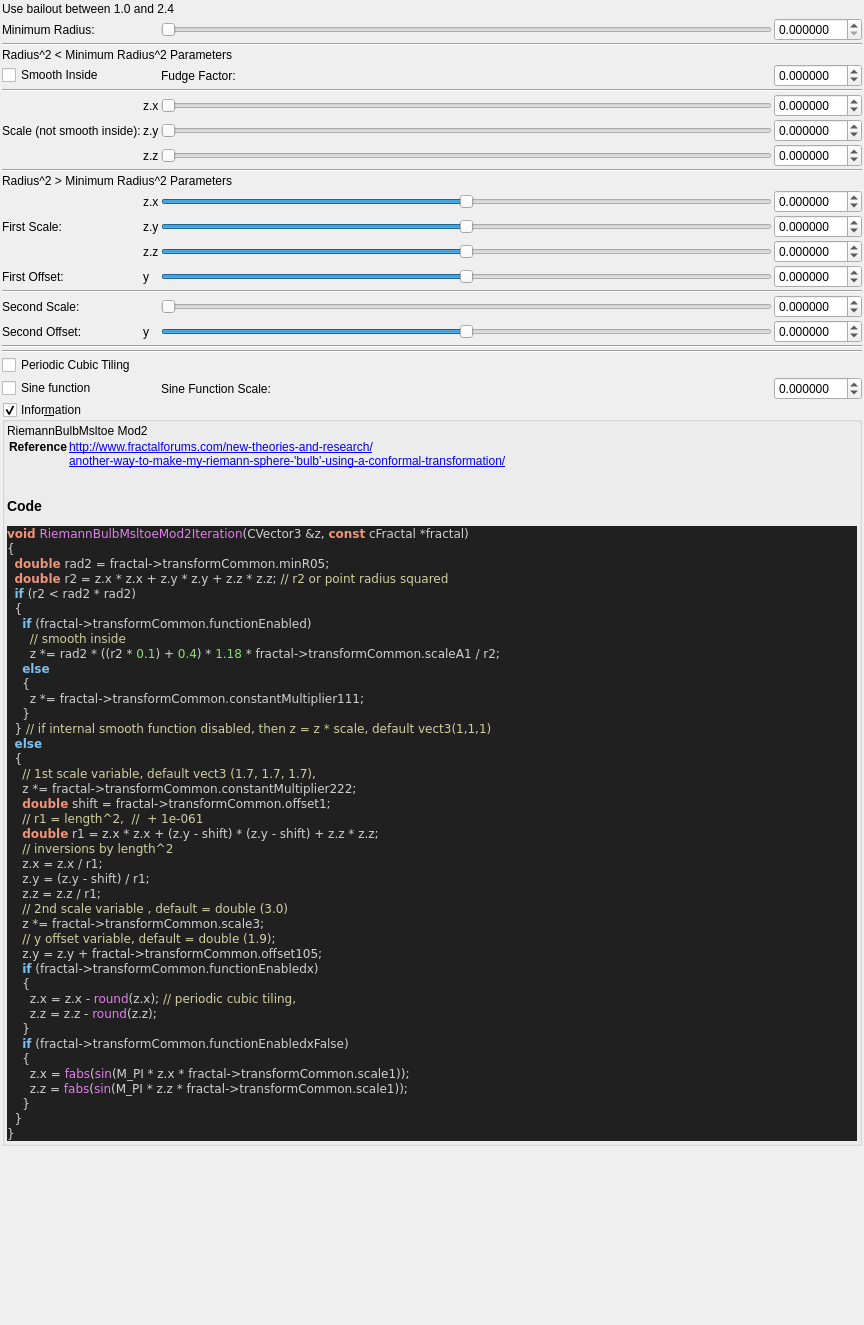
Old version of the form mandelbulber2/qt_data/fractal_riemann_bulb_msltoe_mod2.ui in the repository buddhi1980/mandelbulber2.
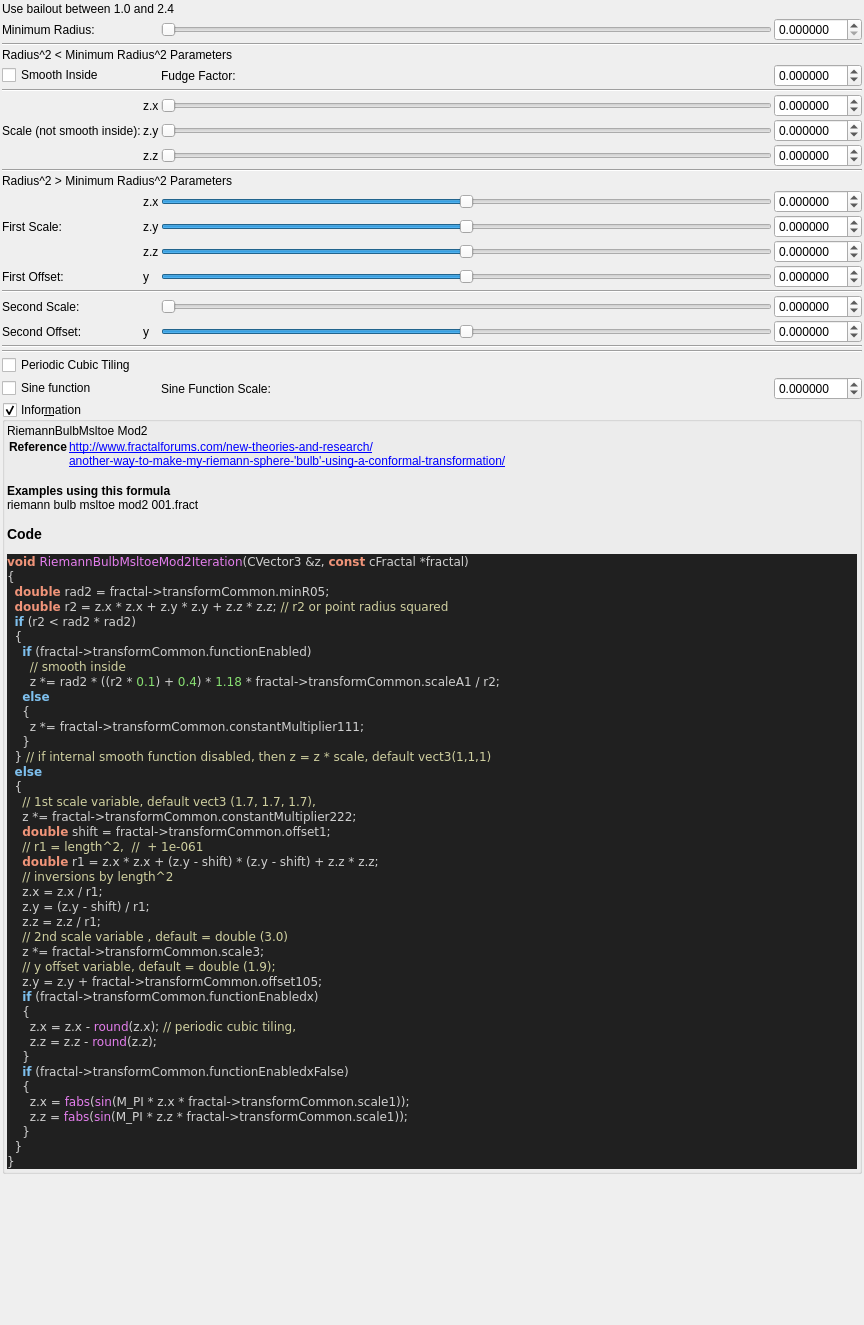
New version of the form. Custom widgets are drawn as their Qt base class.

```diff
--- a/mandelbulber2/qt_data/fractal_riemann_bulb_msltoe_mod2.ui
+++ b/mandelbulber2/qt_data/fractal_riemann_bulb_msltoe_mod2.ui
@@ -841,7 +841,7 @@
 &lt;a href=&quot;another-way-to-make-my-riemann-sphere-'bulb'-using-a-conformal-transformation/&quot;&gt;another-way-to-make-my-riemann-sphere-'bulb'-using-a-conformal-transformation/&lt;br&gt;
 &lt;/td&gt;&lt;/tr&gt;
 &lt;/table&gt;
-&lt;h3&gt;Code&lt;/h3&gt;
+&lt;br&gt;&lt;b&gt;Examples using this formula&lt;/b&gt;&lt;br&gt;riemann bulb msltoe mod2 001.fract&lt;h3&gt;Code&lt;/h3&gt;
 &lt;body style=&quot;background-color:#202020&quot;&gt;
 &lt;pre style=&quot;color:#d0d0d0; background-color:#202020;  font-family:'Courier New',monospace;&quot;&gt;&lt;span style=&quot;color:#f09479; font-weight:bold&quot;&gt;void&lt;/span&gt; &lt;span style=&quot;color:#e47eed&quot;&gt;RiemannBulbMsltoeMod2Iteration&lt;/span&gt;&lt;span style=&quot;color:#d0d0d0&quot;&gt;(&lt;/span&gt;CVector3 &lt;span style=&quot;color:#d0d0d0&quot;&gt;&amp;amp;&lt;/span&gt;z&lt;span style=&quot;color:#d0d0d0&quot;&gt;,&lt;/span&gt; &lt;span style=&quot;color:#f09479; font-weight:bold&quot;&gt;const&lt;/span&gt; cFractal &lt;span style=&quot;color:#d0d0d0&quot;&gt;*&lt;/span&gt;fractal&lt;span style=&quot;color:#d0d0d0&quot;&gt;)&lt;/span&gt;
 &lt;span style=&quot;color:#d0d0d0&quot;&gt;{&lt;/span&gt;
```
